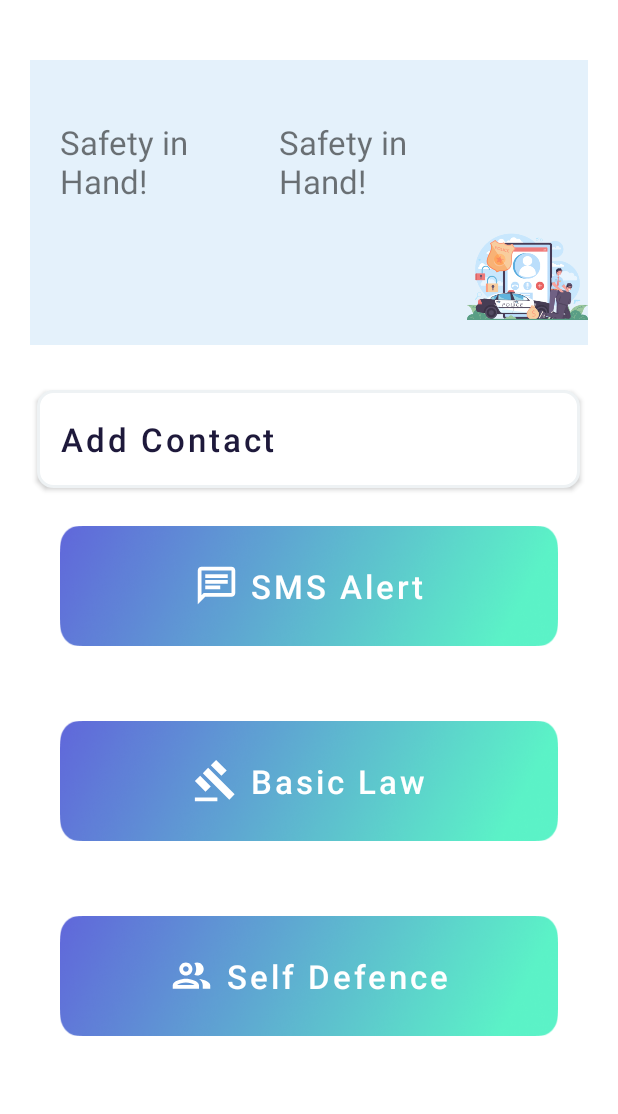
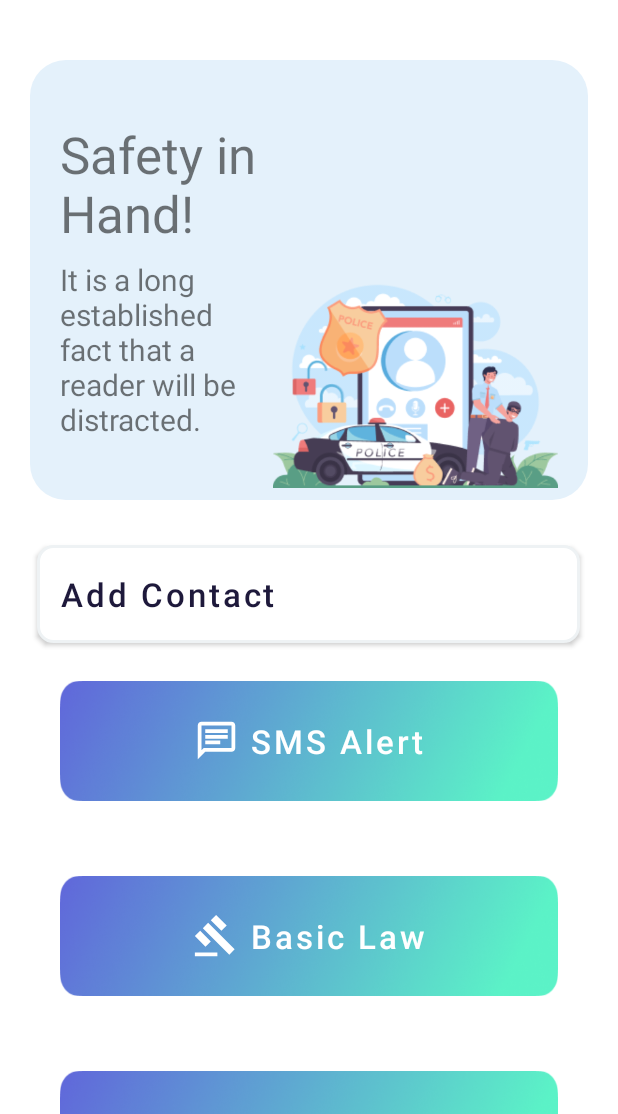
Before and after one commit to rerasi/Own-Safety, an Android app: the MainActivity screen opened directly, with no data from a screen before it, on a phone screen of 412 x 824 dp, the part 122-1236 px from its top. Run offline under Robolectric (Android 15) with nearby library versions, the phone set to English and light mode, and no system bars; Roboto replaces fonts that are not available here.

Commit message:
banner done

```diff
--- /dev/null
+++ b/app/src/main/res/drawable/rounded_corner1.xml
@@ -0,0 +1,9 @@
+<?xml version="1.0" encoding="utf-8"?>
+<shape xmlns:android="http://schemas.android.com/apk/res/android"
+    android:shape="rectangle" >
+
+    <corners android:radius="24dip" />
+
+    <solid android:color="@color/gray" />
+
+</shape>
--- a/app/src/main/res/layout/activity_main.xml
+++ b/app/src/main/res/layout/activity_main.xml
@@ -22,51 +22,49 @@
     <LinearLayout
         android:id="@+id/cover"
         android:layout_width="match_parent"
-        android:layout_height="190dp"
+        android:layout_height="wrap_content"
         android:layout_below="@id/title"
         android:layout_marginStart="20dp"
         android:layout_marginTop="40dp"
         android:layout_marginEnd="20dp"
-        android:background="@color/gray"
-        android:text="contact"
-        android:textSize="22sp"
+        android:background="@drawable/rounded_corner1"
         app:backgroundTint="@color/gray"
-        app:backgroundTintMode="src_over"
-        app:icon="@drawable/ic_contact"
-        app:iconGravity="textStart"
-        app:iconSize="30dp"
-        tools:ignore="HardcodedText,TextContrastCheck">
+        app:backgroundTintMode="src_over">
 
-        <TextView
-            android:id="@+id/textView"
-            android:layout_width="216dp"
+        <LinearLayout
+            android:layout_width="match_parent"
             android:layout_height="wrap_content"
             android:layout_marginStart="20dp"
             android:layout_marginTop="40dp"
-            android:layout_marginEnd="20dp"
             android:layout_marginBottom="40dp"
             android:layout_weight="1"
-            android:text="Safety in Hand!"
-            android:textSize="22sp" />
+            android:gravity="center_vertical"
+            android:orientation="vertical">
 
-        <TextView
-            android:id="@+id/textView2"
-            android:layout_below="@id/textView"
-            android:layout_width="216dp"
-            android:layout_height="wrap_content"
-            android:layout_marginStart="20dp"
-            android:layout_marginTop="40dp"
-            android:layout_marginEnd="20dp"
-            android:layout_marginBottom="40dp"
-            android:layout_weight="1"
-            android:text="Safety in Hand!"
-            android:textSize="22sp" />
+            <TextView
+                android:id="@+id/textView"
+                android:layout_width="match_parent"
+                android:layout_height="wrap_content"
+                android:text="Safety in Hand!"
+                android:textSize="34sp"
+                tools:ignore="HardcodedText" />
+
+            <TextView
+                android:id="@+id/textView2"
+                android:layout_width="match_parent"
+                android:layout_height="wrap_content"
+                android:layout_marginTop="8dp"
+                android:text="It is a long established fact that a reader will
+be distracted."
+                android:textSize="20sp"
+                tools:ignore="HardcodedText" />
+        </LinearLayout>
 
         <ImageView
             android:id="@+id/imageView2"
-            android:layout_width="191dp"
-            android:layout_height="91dp"
-            android:layout_centerv="true"
+            android:layout_width="400dp"
+            android:layout_height="152dp"
+            android:layout_marginEnd="20dp"
             android:layout_gravity="bottom"
             android:layout_weight="1"
             app:srcCompat="@drawable/banner" />
```
Also changed, not shown: app/src/main/res/drawable-mdpi/banner.png (renamed from app/src/main/res/drawable/banner.png).
